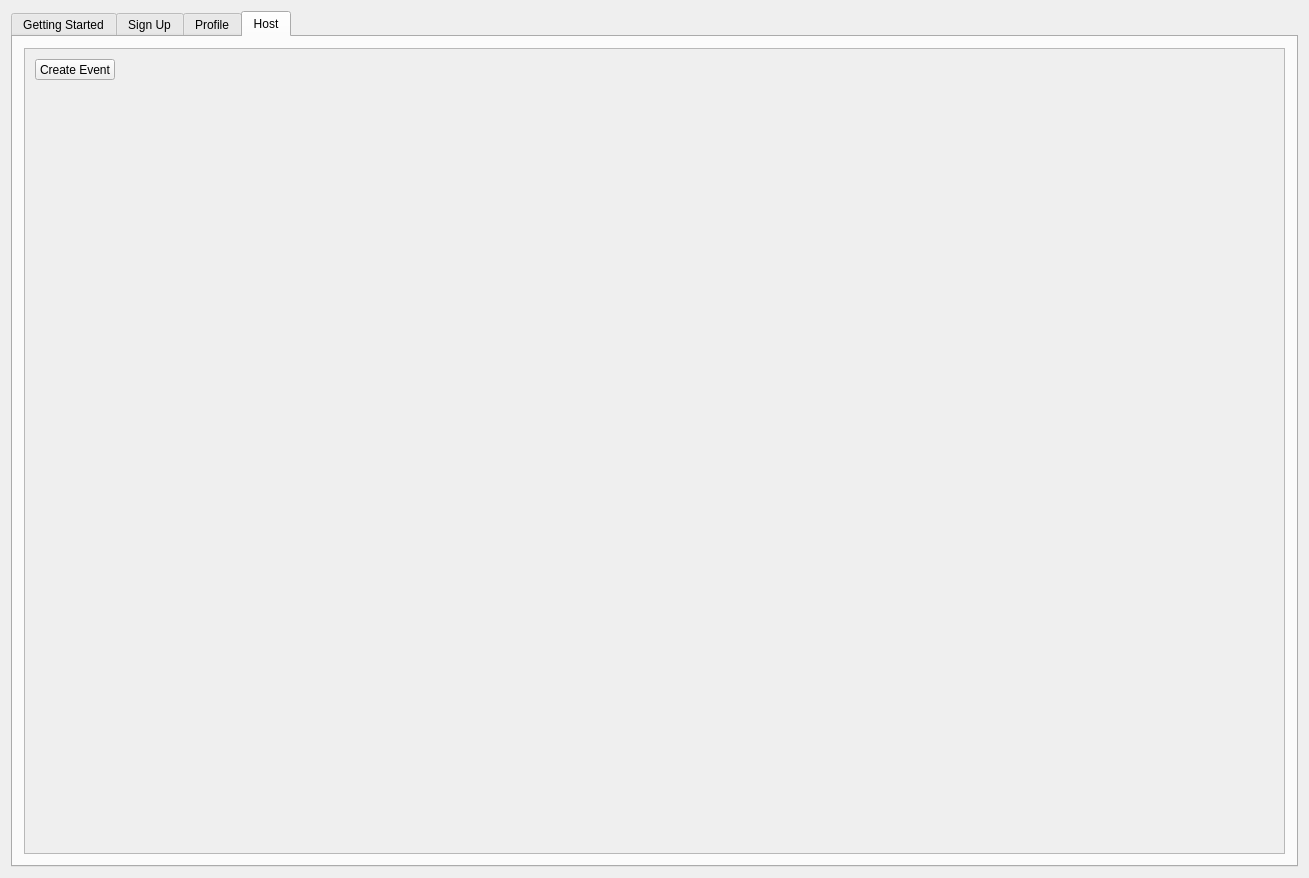
Aesylwinn/software-engineering, file src/web-app/interestdata.ui: the form before one commit.
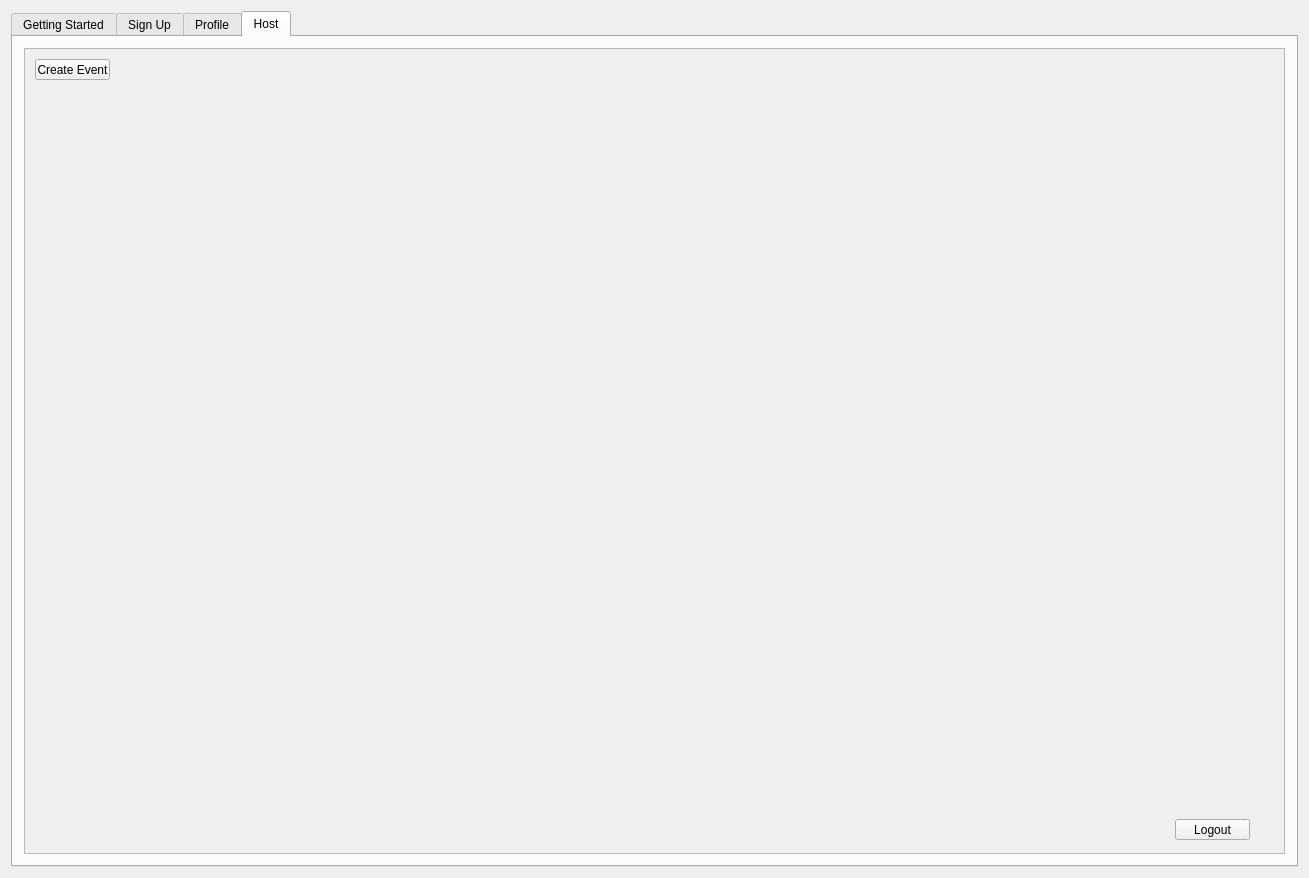
The form after the commit. The open tabs and pages were chosen to show the change. Icons and pictures are not drawn.

Commit message: Added logout functionality to host page, updated create event with date and time, and inserted pictures and login checks

```diff
--- a/src/web-app/interestdata.ui
+++ b/src/web-app/interestdata.ui
@@ -1469,14 +1469,39 @@
             <rect>
              <x>10</x>
              <y>10</y>
-             <width>80</width>
+             <width>75</width>
              <height>21</height>
             </rect>
            </property>
+           <property name="maximumSize">
+            <size>
+             <width>75</width>
+             <height>16777215</height>
+            </size>
+           </property>
            <property name="text">
             <string>Create Event</string>
            </property>
           </widget>
+          <widget class="QPushButton" name="logoutHost">
+           <property name="geometry">
+            <rect>
+             <x>1150</x>
+             <y>770</y>
+             <width>75</width>
+             <height>21</height>
+            </rect>
+           </property>
+           <property name="maximumSize">
+            <size>
+             <width>75</width>
+             <height>16777215</height>
+            </size>
+           </property>
+           <property name="text">
+            <string>Logout</string>
+           </property>
+          </widget>
          </widget>
         </widget>
        </item>
```
Left out of the diff: 111 changed lines with no effect on the pictures. The commit also changes 7 other files.
